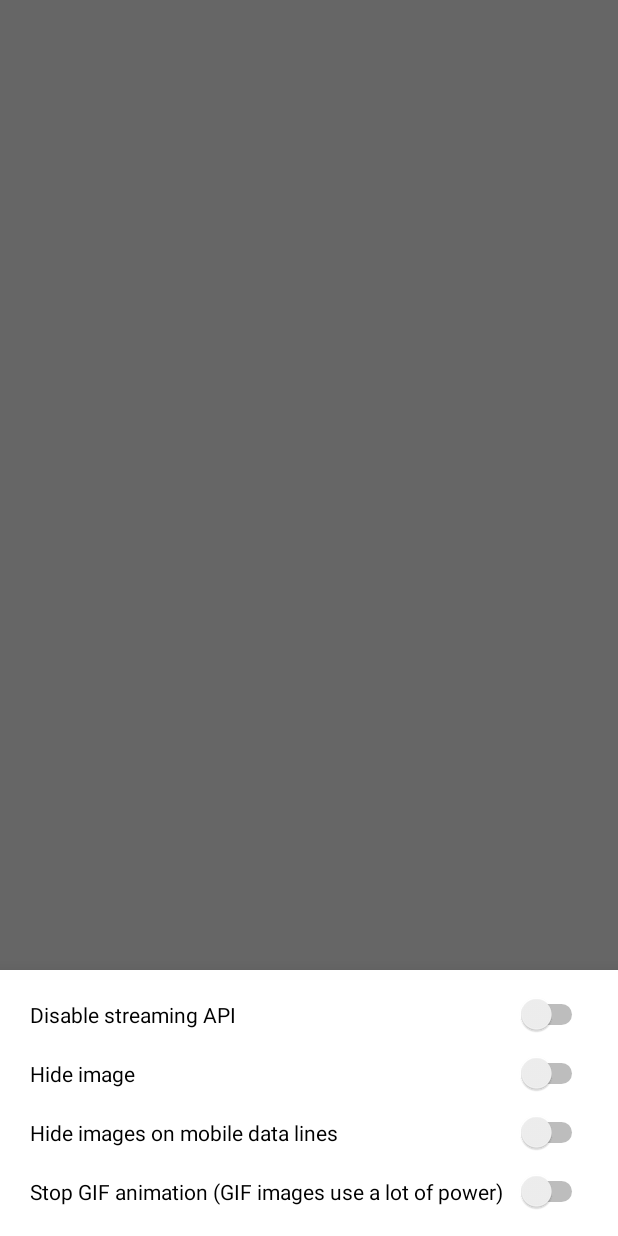
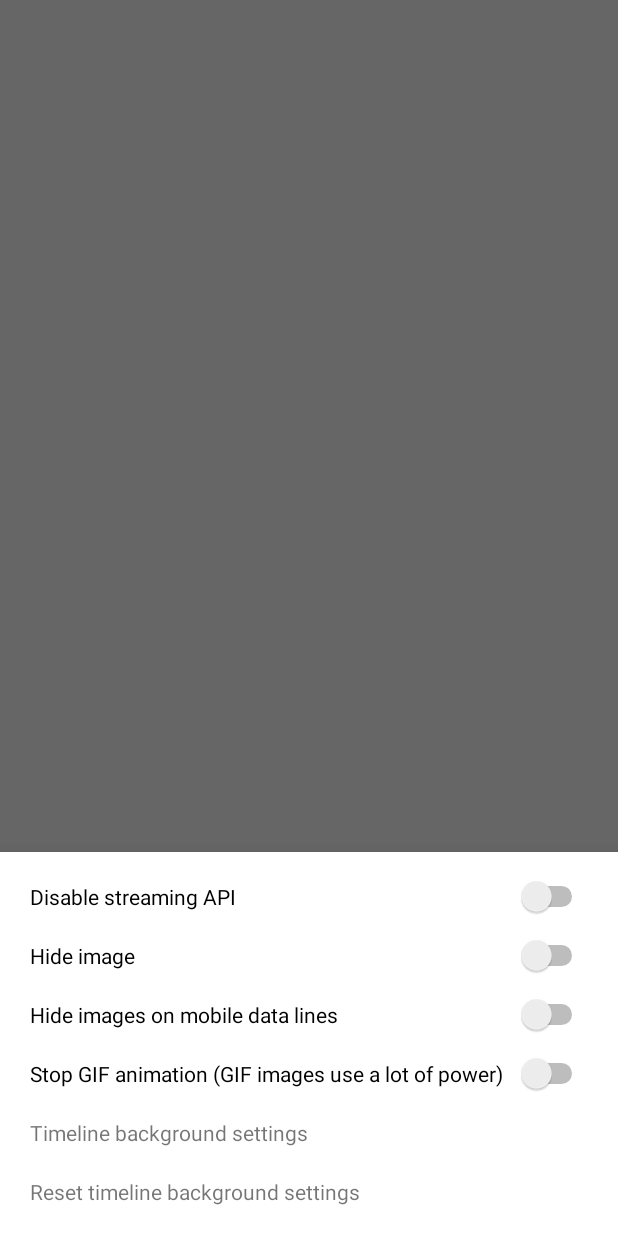
Before and after one commit to takusan23/KaisendonMk2, an Android app: the fragment TimeLineSettingBottomSheet placed in its activity, on a phone screen of 412 x 824 dp. Run offline under Robolectric (Android 15) with nearby library versions, the phone set to English and light mode, and no system bars; network calls fail; pictures from the network do not load.

Commit message:
背景画像設定機能つけました。

```diff
--- a/app/src/main/java/io/github/takusan23/kaisendonmk2/Adapter/AllTimeLineAdapter.kt
+++ b/app/src/main/java/io/github/takusan23/kaisendonmk2/Adapter/AllTimeLineAdapter.kt
@@ -45,7 +45,6 @@ class AllTimeLineAdapter(val allTimeLineList: ArrayList<AllTimeLineData>) : Recy
             allTimeLineAdapterSwitch.setOnCheckedChangeListener { buttonView, isChecked ->
                 // 有効/無効を反転
                 allTimeLineJSON.setAllTimeLineEnable(allTimeLineData.timeLineName, isChecked)
-                // loadTimeLineListBottomSheet.loadTimeLineSettingList()
             }
         }
     }
--- a/app/src/main/java/io/github/takusan23/kaisendonmk2/Adapter/TimelineRecyclerViewAdapter.kt
+++ b/app/src/main/java/io/github/takusan23/kaisendonmk2/Adapter/TimelineRecyclerViewAdapter.kt
@@ -334,6 +334,7 @@ class TimelineRecyclerViewAdapter(val timeLineItemDataList: ArrayList<TimeLineIt
             } else {
                 setCardBackgroundColor(ColorStateList.valueOf(Color.parseColor("#ffffff")))
             }
+            alpha = 0.8F
         }
     }
 
--- a/app/src/main/java/io/github/takusan23/kaisendonmk2/TimeLine/MobileDataCheck.kt
+++ b/app/src/main/java/io/github/takusan23/kaisendonmk2/TimeLine/MobileDataCheck.kt
@@ -17,12 +17,10 @@ internal fun isConnectionMobileData(context: Context?): Boolean {
         val networkCapabilities =
             connectivityManager.getNetworkCapabilities(connectivityManager.activeNetwork)
         if (networkCapabilities?.hasTransport(NetworkCapabilities.TRANSPORT_CELLULAR) == true) {
-            //モバイルデータ通信なら画質変更メッセージ送信
             return true
         }
     } else {
         if (connectivityManager.activeNetworkInfo.type == ConnectivityManager.TYPE_MOBILE) {
-            //モバイルデータ通信なら画質変更メッセージ送信
             return true
         }
     }
--- a/app/src/main/res/layout/bottom_fragment_timeline_setting.xml
+++ b/app/src/main/res/layout/bottom_fragment_timeline_setting.xml
@@ -33,4 +33,24 @@
         android:padding="10dp"
         android:text="@string/timeline_setting_image_stop_gif" />
 
+    <TextView
+        android:id="@+id/bottom_fragment_timeline_setting_background_set"
+        android:layout_width="match_parent"
+        android:layout_height="wrap_content"
+        android:clickable="true"
+        android:focusable="true"
+        android:foreground="?android:attr/selectableItemBackground"
+        android:padding="10dp"
+        android:text="@string/timeline_setting_background_image_set" />
+
+    <TextView
+        android:id="@+id/bottom_fragment_timeline_setting_background_reset"
+        android:layout_width="match_parent"
+        android:layout_height="wrap_content"
+        android:clickable="true"
+        android:focusable="true"
+        android:foreground="?android:attr/selectableItemBackground"
+        android:padding="10dp"
+        android:text="@string/timeline_setting_background_image_reset" />
+
 </LinearLayout>
--- a/app/src/main/res/values/strings.xml
+++ b/app/src/main/res/values/strings.xml
@@ -56,4 +56,6 @@
     <string name="timeline_setting">Timeline settings</string>
     <string name="timeline_setting_image_hide_mobile">Hide images on mobile data lines</string>
     <string name="timeline_setting_image_stop_gif">Stop GIF animation (GIF images use a lot of power)</string>
+    <string name="timeline_setting_background_image_set">Timeline background settings</string>
+    <string name="timeline_setting_background_image_reset">Reset timeline background settings</string>
 </resources>
```
Also changed, not shown: app/src/main/java/io/github/takusan23/kaisendonmk2/BottomFragment/TimeLineSettingBottomSheet.kt (+72 -0 lines), app/src/main/java/io/github/takusan23/kaisendonmk2/Fragment/TimeLineFragment.kt (+22 -3 lines), app/src/main/res/layout/fragment_timeline.xml (+15 -1 lines), 1 other file.
